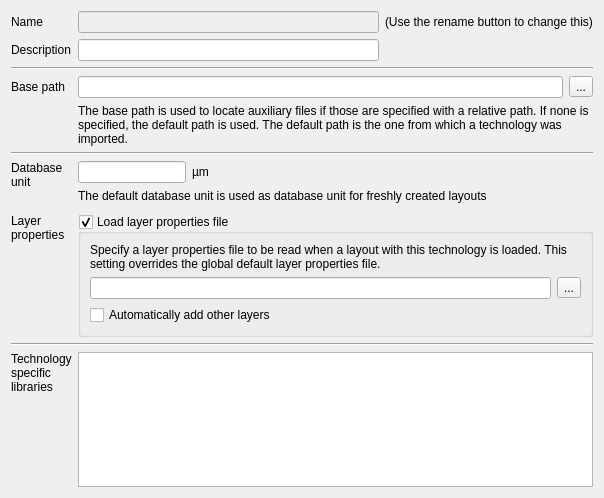
The window that src/lay/lay/TechBaseEditorPage.ui (KLayout/klayout) describes before a commit, drawn with Qt 5.
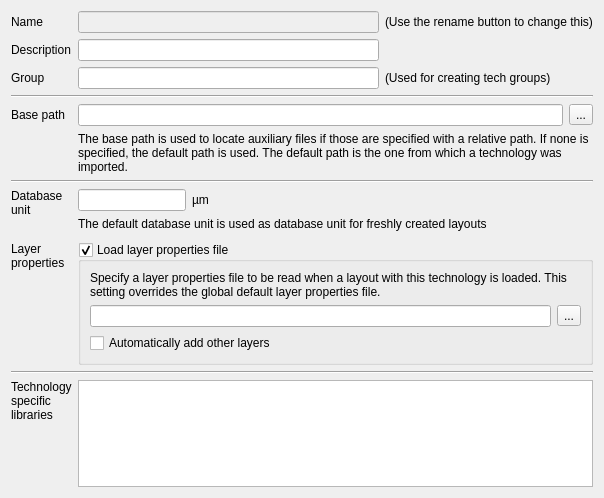
The same window after the commit.

Commit message:
Implemented #426 (feature request: group techs)
The tech group is a new XML tag "<group>...</group>".
This tag is editable in the tech "general" page as "Group".
If non-empty, a submenu will be created in the tech selector
menu for all techs with the same group.

```diff
--- a/src/lay/lay/TechBaseEditorPage.ui
+++ b/src/lay/lay/TechBaseEditorPage.ui
@@ -14,37 +14,24 @@
    <string>Form</string>
   </property>
   <layout class="QGridLayout" name="gridLayout">
-   <item row="3" column="3">
-    <widget class="QToolButton" name="browse_pb">
-     <property name="text">
-      <string>...</string>
+   <item row="11" column="0" colspan="4">
+    <widget class="Line" name="line_3">
+     <property name="orientation">
+      <enum>Qt::Horizontal</enum>
      </property>
     </widget>
    </item>
-   <item row="1" column="1">
-    <widget class="QLineEdit" name="desc_le"/>
-   </item>
-   <item row="0" column="0">
-    <widget class="QLabel" name="label_4">
-     <property name="text">
-      <string>Name</string>
+   <item row="6" column="0" colspan="4">
+    <widget class="Line" name="line_2">
+     <property name="orientation">
+      <enum>Qt::Horizontal</enum>
      </property>
     </widget>
    </item>
-   <item row="0" column="1">
-    <widget class="QLineEdit" name="name_le">
-     <property name="enabled">
-      <bool>false</bool>
-     </property>
-    </widget>
-   </item>
-   <item row="4" column="1" colspan="3">
-    <widget class="QLabel" name="label_3">
+   <item row="4" column="0">
+    <widget class="QLabel" name="label_2">
      <property name="text">
-      <string>The base path is used to locate auxiliary files if those are specified with a relative path. If none is specified, the default path is used. The default path is the one from which a technology was imported.</string>
-     </property>
-     <property name="wordWrap">
-      <bool>true</bool>
+      <string>Base path</string>
      </property>
     </widget>
    </item>
@@ -55,23 +42,38 @@
      </property>
     </widget>
    </item>
-   <item row="8" column="0" colspan="4">
-    <spacer name="verticalSpacer">
+   <item row="0" column="0">
+    <widget class="QLabel" name="label_4">
+     <property name="text">
+      <string>Name</string>
+     </property>
+    </widget>
+   </item>
+   <item row="7" column="0" rowspan="2">
+    <widget class="QLabel" name="label_7">
+     <property name="text">
+      <string>Database
+unit</string>
+     </property>
+     <property name="alignment">
+      <set>Qt::AlignLeading|Qt::AlignLeft|Qt::AlignTop</set>
+     </property>
+    </widget>
+   </item>
+   <item row="1" column="2" colspan="2">
+    <spacer>
      <property name="orientation">
-      <enum>Qt::Vertical</enum>
-     </property>
-     <property name="sizeType">
-      <enum>QSizePolicy::Fixed</enum>
+      <enum>Qt::Horizontal</enum>
      </property>
      <property name="sizeHint" stdset="0">
       <size>
-       <width>20</width>
-       <height>5</height>
+       <width>40</width>
+       <height>20</height>
       </size>
      </property>
     </spacer>
    </item>
-   <item row="9" column="1" colspan="3">
+   <item row="10" column="1" colspan="3">
     <widget class="QGroupBox" name="lyp_grp">
      <property name="title">
       <string>Load layer properties file</string>
@@ -125,14 +127,10 @@
      </layout>
     </widget>
    </item>
-   <item row="3" column="0">
-    <widget class="QLabel" name="label_2">
-     <property name="text">
-      <string>Base path</string>
-     </property>
-    </widget>
+   <item row="1" column="1">
+    <widget class="QLineEdit" name="desc_le"/>
    </item>
-   <item row="9" column="0">
+   <item row="10" column="0">
     <widget class="QLabel" name="label_10">
      <property name="text">
       <string>Layer
@@ -143,28 +141,10 @@
      </property>
     </widget>
    </item>
-   <item row="6" column="0" rowspan="2">
-    <widget class="QLabel" name="label_7">
-     <property name="text">
-      <string>Database
-unit</string>
-     </property>
-     <property name="alignment">
-      <set>Qt::AlignLeading|Qt::AlignLeft|Qt::AlignTop</set>
-     </property>
-    </widget>
-   </item>
-   <item row="2" column="0" colspan="4">
-    <widget class="Line" name="line">
-     <property name="orientation">
-      <enum>Qt::Horizontal</enum>
-     </property>
-    </widget>
-   </item>
-   <item row="5" column="0" colspan="4">
-    <widget class="Line" name="line_2">
-     <property name="orientation">
-      <enum>Qt::Horizontal</enum>
+   <item row="0" column="1">
+    <widget class="QLineEdit" name="name_le">
+     <property name="enabled">
+      <bool>false</bool>
      </property>
     </widget>
    </item>
@@ -175,14 +155,28 @@
      </property>
     </widget>
    </item>
+   <item row="4" column="3">
+    <widget class="QToolButton" name="browse_pb">
+     <property name="text">
+      <string>...</string>
+     </property>
+    </widget>
+   </item>
+   <item row="3" column="0" colspan="4">
+    <widget class="Line" name="line">
+     <property name="orientation">
+      <enum>Qt::Horizontal</enum>
+     </property>
+    </widget>
+   </item>
+   <item row="12" column="1" rowspan="2" colspan="3">
+    <widget class="QListWidget" name="libs_lw">
+     <property name="selectionMode">
+      <enum>QAbstractItemView::NoSelection</enum>
+     </property>
+    </widget>
+   </item>
    <item row="7" column="1" colspan="3">
-    <widget class="QLabel" name="label_8">
-     <property name="text">
-      <string>The default database unit is used as database unit for freshly created layouts</string>
-     </property>
-    </widget>
-   </item>
-   <item row="6" column="1" colspan="3">
     <widget class="QFrame" name="frame">
      <property name="frameShape">
       <enum>QFrame::NoFrame</enum>
@@ -223,23 +217,56 @@
      </layout>
     </widget>
    </item>
-   <item row="1" column="2" colspan="2">
-    <spacer>
+   <item row="8" column="1" colspan="3">
+    <widget class="QLabel" name="label_8">
+     <property name="text">
+      <string>The default database unit is used as database unit for freshly created layouts</string>
+     </property>
+    </widget>
+   </item>
+   <item row="9" column="0" colspan="4">
+    <spacer name="verticalSpacer">
      <property name="orientation">
-      <enum>Qt::Horizontal</enum>
+      <enum>Qt::Vertical</enum>
      </property>
+     <property name="sizeType">
+      <enum>QSizePolicy::Fixed</enum>
+     </property>
      <property name="sizeHint" stdset="0">
       <size>
-       <width>40</width>
-       <height>20</height>
+       <width>20</width>
+       <height>5</height>
       </size>
      </property>
     </spacer>
    </item>
-   <item row="3" column="1" colspan="2">
+   <item row="13" column="0">
+    <spacer name="verticalSpacer_2">
+     <property name="orientation">
+      <enum>Qt::Vertical</enum>
+     </property>
+     <property name="sizeHint" stdset="0">
+      <size>
+       <width>20</width>
+       <height>40</height>
+      </size>
+     </property>
+    </spacer>
+   </item>
+   <item row="5" column="1" colspan="3">
+    <widget class="QLabel" name="label_3">
+     <property name="text">
+      <string>The base path is used to locate auxiliary files if those are specified with a relative path. If none is specified, the default path is used. The default path is the one from which a technology was imported.</string>
+     </property>
+     <property name="wordWrap">
+      <bool>true</bool>
+     </property>
+    </widget>
+   </item>
+   <item row="4" column="1" colspan="2">
     <widget class="QLineEdit" name="base_path_le"/>
    </item>
-   <item row="11" column="0">
+   <item row="12" column="0">
     <widget class="QLabel" name="libs_lbl">
      <property name="text">
       <string>Technology
@@ -248,30 +275,20 @@
      </property>
     </widget>
    </item>
-   <item row="10" column="0" colspan="4">
-    <widget class="Line" name="line_3">
-     <property name="orientation">
-      <enum>Qt::Horizontal</enum>
+   <item row="2" column="1">
+    <widget class="QLineEdit" name="group_le"/>
+   </item>
+   <item row="2" column="0">
+    <widget class="QLabel" name="label_11">
+     <property name="text">
+      <string>Group</string>
      </property>
     </widget>
    </item>
-   <item row="12" column="0">
-    <spacer name="verticalSpacer_2">
-     <property name="orientation">
-      <enum>Qt::Vertical</enum>
-     </property>
-     <property name="sizeHint" stdset="0">
-      <size>
-       <width>20</width>
-       <height>40</height>
-      </size>
-     </property>
-    </spacer>
-   </item>
-   <item row="11" column="1" rowspan="2" colspan="3">
-    <widget class="QListWidget" name="libs_lw">
-     <property name="selectionMode">
-      <enum>QAbstractItemView::NoSelection</enum>
+   <item row="2" column="2" colspan="2">
+    <widget class="QLabel" name="label_12">
+     <property name="text">
+      <string>(Used for creating tech groups)</string>
      </property>
     </widget>
    </item>
```
The commit also changes 7 other files.
